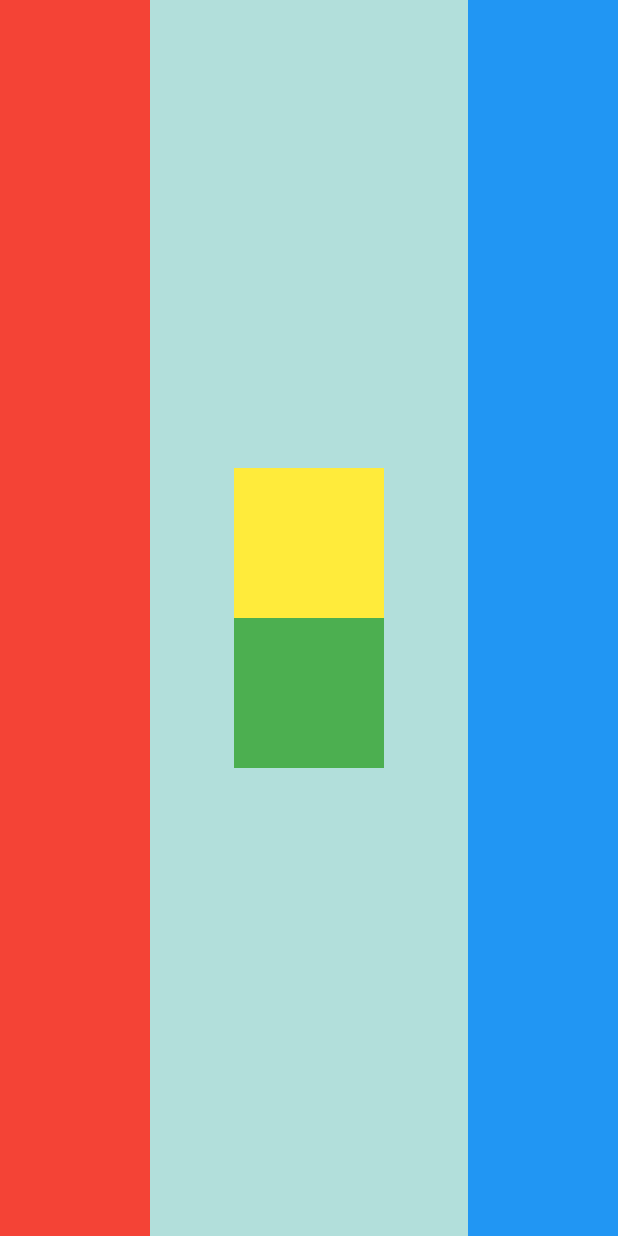
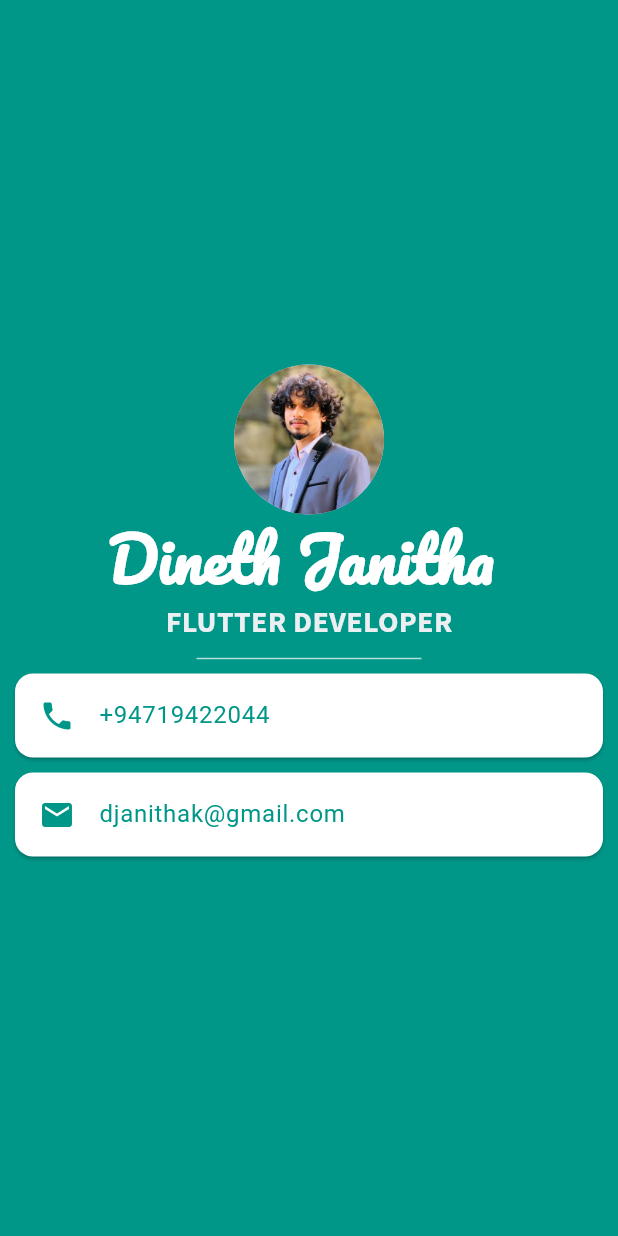
Before and after one commit to dinethjanitha/flutter-learn, a Flutter app: the screen it shows after launch, on a phone screen of 412 x 824 dp. Run offline on Flutter 3.47's test engine with Material 3 defaults, Android fonts, the phone set to English and light mode, and no system bars.

Commit message:
complate mi card app

```diff
--- a/lib/main.dart
+++ b/lib/main.dart
@@ -11,33 +11,58 @@ class MyApp extends StatelessWidget {
   Widget build(BuildContext context) {
     return MaterialApp(
       home: Scaffold(
-        backgroundColor: Colors.teal[100],
+        backgroundColor: Colors.teal,
         body: SafeArea(
-            child: Row(
-          mainAxisAlignment: MainAxisAlignment.spaceBetween,
+            child: Column(
+              mainAxisAlignment: MainAxisAlignment.center,
           children: <Widget>[
-            Container(
-              width: 100,
-              color: Colors.red,
+            const CircleAvatar(
+              radius: 50,
+              backgroundImage: AssetImage("images/dineth.jpg"),
             ),
-            Column(
-              mainAxisAlignment: MainAxisAlignment.center,
-              children: <Widget>[
-                Container(
-                  width: 100,
-                  height: 100,
-                  color: Colors.yellow,
+            const Text(
+                style: TextStyle(
+                    fontSize: 40,
+                    fontWeight: FontWeight.bold,
+                    color: Colors.white,
+                    fontFamily: 'Pacifico'),
+                "Dineth Janitha "),
+            Text(
+                style: TextStyle(
+                  color: Colors.blueGrey[50],
+                  fontFamily: "SourceSans",
+                  fontSize: 20,
+                  fontWeight: FontWeight.bold,
                 ),
-                Container(
-                  width: 100,
-                  height: 100,
-                  color: Colors.green[500],
-                )
-              ],
+                "FLUTTER DEVELOPER"),
+            SizedBox(
+              width: 150,
+              height: 20,
+              child: Divider(
+                color: Colors.teal.shade100 ,
+
+              ),
             ),
-            Container(
-              width: 100,
-              color: Colors.blue,
+            const Card(
+              margin: EdgeInsets.symmetric(horizontal: 10),
+              color: Colors.white,
+              child: ListTile(
+                leading:Icon(
+                  color: Colors.teal,
+                  Icons.phone,
+                ) ,
+                title:Text(style: TextStyle(color: Colors.teal), "+94719422044") ,
+              )
+            ),
+            const Card(
+              color: Colors.white,
+              margin:  EdgeInsets.all(10),
+              child: ListTile(
+                leading: Icon(color: Colors.teal, Icons.email),
+                title:Text(
+                    style: TextStyle(color: Colors.teal),
+                    "djanithak@gmail.com") ,
+              ),
             )
           ],
         )),
```
Also changed, not shown: pubspec.yaml (+15 -17 lines), fonts/Pacifico-Regular.ttf (added), fonts/SourceSans3-VariableFont_wght.ttf (added), images/dineth.jpg (added).
